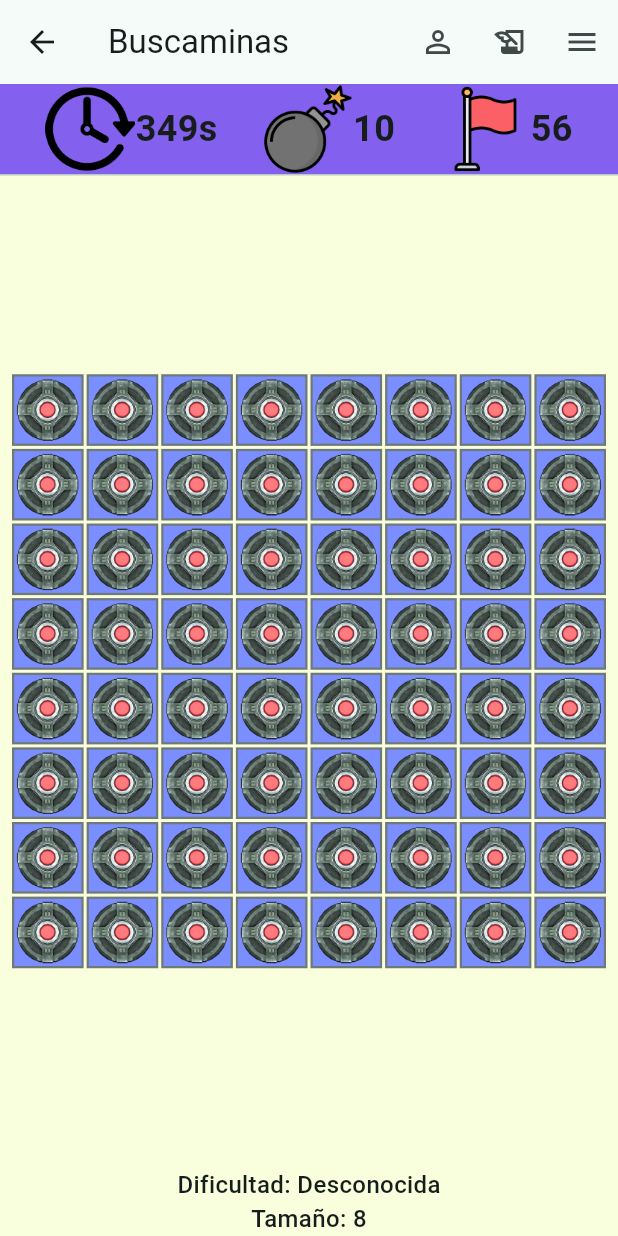
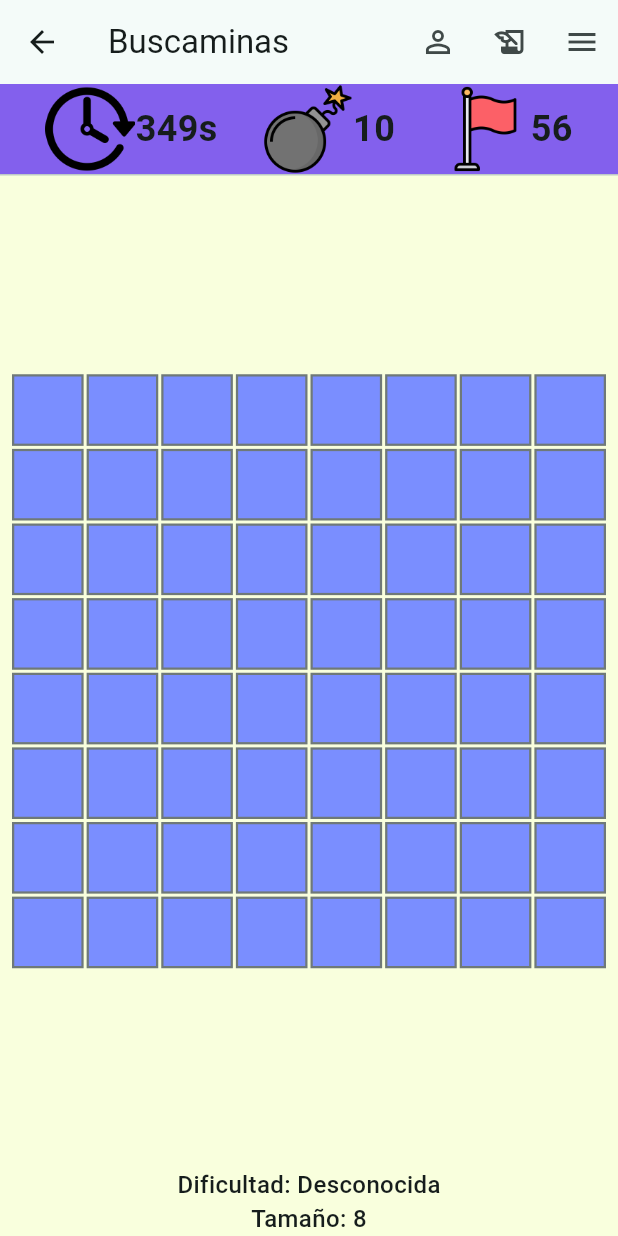
Before and after one commit to Kaelleon/3479A321_2024479025, a Flutter app: the MinesweeperScreen screen opened by its route, on a phone screen of 412 x 824 dp. Run offline on Flutter 3.47's test engine with Material 3 defaults, Android fonts, the light colour scheme and no system bars; our stand-ins replace logger.

Commit message:
Lógica de interacción con tablero

```diff
--- a/lib/ui/screens/minesweeper_screen.dart
+++ b/lib/ui/screens/minesweeper_screen.dart
@@ -162,6 +162,14 @@ class _MinesweeperScreenState extends State<MinesweeperScreen>
     );
   }
 
+  void _onCellTapped(int index)
+  {
+    setState(()
+    {
+      _cells[index].isRevealed = true; // Actualizamos el dato
+    });
+  }
+
   Widget _gameBoard()
   {
     return Center
@@ -185,7 +193,7 @@ class _MinesweeperScreenState extends State<MinesweeperScreen>
             itemCount: 64, // 8x8 = 64 celdas
             itemBuilder: (context, index)
             {
-              return MineCell(index: index);
+              return MineCell(index: index, cell: _cells[index], onTap: () => _onCellTapped(index),); // Cada celda es un widget MineCell
             },
           ),
         ),
--- a/lib/ui/widgets/mine_cell.dart
+++ b/lib/ui/widgets/mine_cell.dart
@@ -1,12 +1,18 @@
 import 'package:flutter/material.dart';
+import 'package:flutter_application_1/models/cell_model.dart';
 
 class MineCell extends StatelessWidget
 {
   final int index;
+  final CellModel cell;
+  final VoidCallback onTap;
+
   const MineCell
   ({
     Key? key,
-    required this.index, // Parámetro obligatorio en el constructor
+    required this.index,
+    required this.cell, // Recibe el estado de esta celda específica
+    required this.onTap, // Recibe la función que debe ejecutar al ser tocada
   }) : super(key: key);
 
   @override
@@ -14,7 +20,10 @@ class MineCell extends StatelessWidget
   {
     final theme = Theme.of(context);
 
-    return Container
+    return GestureDetector
+    (
+      onTap: onTap,
+      child: Container
       (
         decoration: BoxDecoration
         (
@@ -23,14 +32,17 @@ class MineCell extends StatelessWidget
         ),
         child: Center
         (
-        child: Image.asset
+          child: cell.isRevealed
+          ? Image.asset
           (
             'assets/icons/Mina.png',
             width: 64,
             height: 64,
             fit: BoxFit.contain,
+          )
+          : const SizedBox.shrink()
+        )
       ),
-      )
     );
   }
 }
```
Lines whose indentation alone changed are shown as unchanged.
